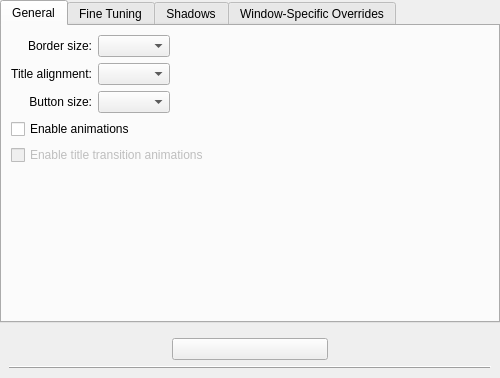
First picture: the form in clients/oxygen/config/ui/oxygenconfigurationui.ui, repository KDE/kwin, before the edit.
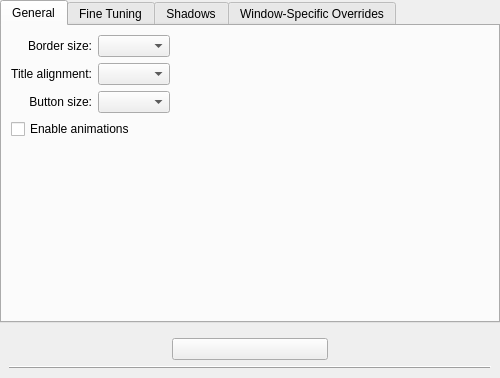
Second picture: the form after the edit. Custom widgets are drawn as their Qt base class.

Commit message: added necessary options to configure all type of animations individually.

The edit to the form file:
```diff
--- a/clients/oxygen/config/ui/oxygenconfigurationui.ui
+++ b/clients/oxygen/config/ui/oxygenconfigurationui.ui
@@ -98,17 +98,7 @@
          </property>
         </widget>
        </item>
-       <item row="4" column="0" colspan="4">
-        <widget class="QCheckBox" name="animateTitleChange">
-         <property name="enabled">
-          <bool>false</bool>
-         </property>
-         <property name="text">
-          <string>Enable title transition animations</string>
-         </property>
-        </widget>
-       </item>
-       <item row="5" column="0" colspan="2">
+       <item row="4" column="0" colspan="2">
         <spacer name="verticalSpacer">
          <property name="orientation">
           <enum>Qt::Vertical</enum>
```
Left out of the diff: 2 changed lines with no effect on the pictures. The commit also changes 8 other files.
